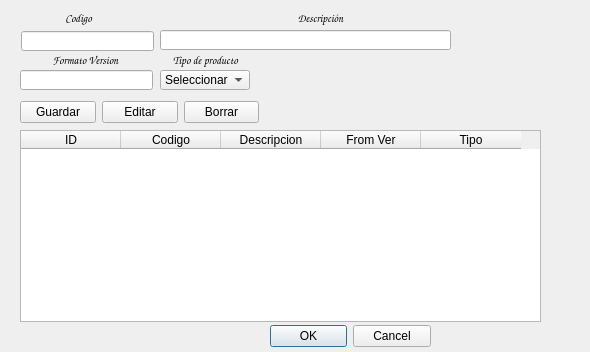
Matias2178/Sistema_Postventa, file dbproductoseditar.ui: the form before one commit.
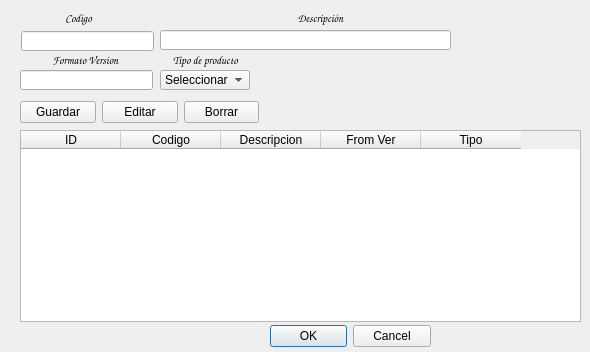
The form after the commit. Icons and pictures are not drawn.

Diff of the .ui file:
```diff
--- a/dbproductoseditar.ui
+++ b/dbproductoseditar.ui
@@ -38,7 +38,7 @@
     <rect>
      <x>20</x>
      <y>130</y>
-     <width>521</width>
+     <width>561</width>
      <height>192</height>
     </rect>
    </property>
```
Left out of the diff: 10 changed lines with no effect on the pictures.
